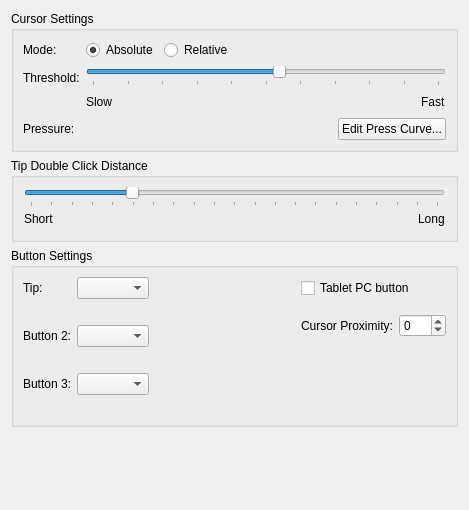
Before: the Qt Designer form src/kcmodule/penwidget.ui in KDE/wacomtablet, drawn with Qt 5.
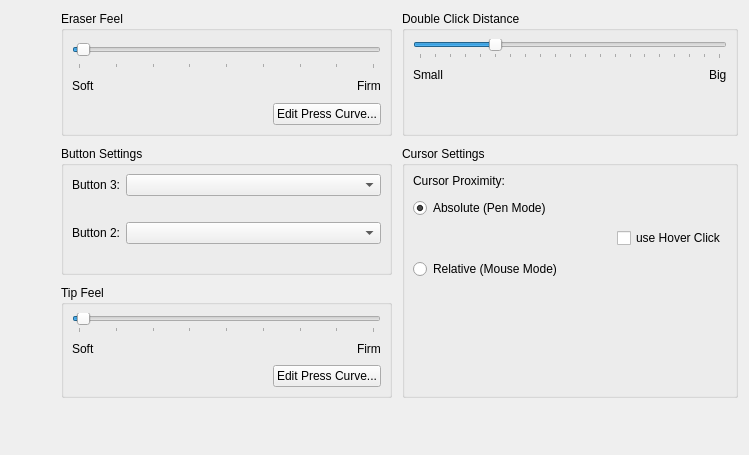
After: the same form once the commit is applied. Custom widgets are drawn as their Qt base class.

Commit message: combine stylus and eraser page into one pen page

```diff
--- a/src/kcmodule/penwidget.ui
+++ b/src/kcmodule/penwidget.ui
@@ -6,8 +6,8 @@
    <rect>
     <x>0</x>
     <y>0</y>
-    <width>468</width>
-    <height>510</height>
+    <width>749</width>
+    <height>455</height>
    </rect>
   </property>
   <property name="windowTitle">
@@ -16,71 +16,95 @@
   <property name="locale">
    <locale language="English" country="UnitedKingdom"/>
   </property>
-  <layout class="QVBoxLayout" name="verticalLayout_4">
+  <layout class="QVBoxLayout" name="verticalLayout_6">
    <item>
-    <widget class="QGroupBox" name="groupBox_Cursor">
-     <property name="title">
-      <string>Cursor Settings</string>
+    <layout class="QGridLayout" name="gridLayout_2">
+     <property name="spacing">
+      <number>10</number>
      </property>
-     <layout class="QFormLayout" name="formLayout">
-      <property name="fieldGrowthPolicy">
-       <enum>QFormLayout::ExpandingFieldsGrow</enum>
-      </property>
-      <item row="0" column="0">
-       <widget class="QLabel" name="labelCursorMode">
-        <property name="text">
-         <string comment="Toggle between absolute/relative penmode">Mode:</string>
-        </property>
-        <property name="buddy">
-         <cstring>radioButton_Absolute</cstring>
-        </property>
-       </widget>
-      </item>
-      <item row="0" column="1">
-       <layout class="QHBoxLayout" name="horizontalLayout_3">
+     <item row="0" column="0" rowspan="3">
+      <layout class="QVBoxLayout" name="verticalLayout_8">
+       <property name="spacing">
+        <number>-1</number>
+       </property>
+       <item>
+        <spacer name="verticalSpacer_5">
+         <property name="orientation">
+          <enum>Qt::Vertical</enum>
+         </property>
+         <property name="sizeType">
+          <enum>QSizePolicy::Fixed</enum>
+         </property>
+         <property name="sizeHint" stdset="0">
+          <size>
+           <width>20</width>
+           <height>20</height>
+          </size>
+         </property>
+        </spacer>
+       </item>
         <item>
-         <widget class="QRadioButton" name="radioButton_Absolute">
-          <property name="toolTip">
-           <string>The mouse cursor will move exactly to the position on the tablet.</string>
-          </property>
-          <property name="text">
-           <string comment="absolute pen movement (pen mode)">Absolute</string>
-          </property>
-          <property name="checked">
-           <bool>true</bool>
-          </property>
+        <widget class="QLabel" name="penLabel">
+         <property name="sizePolicy">
+          <sizepolicy hsizetype="Fixed" vsizetype="Fixed">
+           <horstretch>0</horstretch>
+           <verstretch>0</verstretch>
+          </sizepolicy>
+         </property>
+         <property name="minimumSize">
+          <size>
+           <width>40</width>
+           <height>300</height>
+          </size>
+         </property>
+         <property name="frameShape">
+          <enum>QFrame::NoFrame</enum>
+         </property>
+         <property name="text">
+          <string/>
+         </property>
          </widget>
         </item>
         <item>
-         <widget class="QRadioButton" name="radioButton_Relative">
-          <property name="toolTip">
-           <string>The mouse cursor can be moved freely. The tablet working space does not represent the screen space
- The speed of the mouse is the same as specified for any other mouse pointer. This can be changed in the mouse setting section</string>
-          </property>
-          <property name="text">
-           <string comment="relative pen movement (mouse mode)">Relative</string>
-          </property>
-         </widget>
+        <spacer name="verticalSpacer_3">
+         <property name="orientation">
+          <enum>Qt::Vertical</enum>
+         </property>
+         <property name="sizeHint" stdset="0">
+          <size>
+           <width>20</width>
+           <height>40</height>
+          </size>
+         </property>
+        </spacer>
         </item>
        </layout>
       </item>
-      <item row="2" column="0">
-       <widget class="QLabel" name="label">
-        <property name="text">
-         <string>Threshold:</string>
-        </property>
-        <property name="buddy">
-         <cstring>thresholdSlider</cstring>
+     <item row="0" column="1">
+      <widget class="QGroupBox" name="eraserBox">
+       <property name="title">
+        <string>Eraser Feel</string>
+       </property>
+       <layout class="QVBoxLayout" name="verticalLayout_2">
+        <property name="spacing">
+         <number>2</number>
         </property>
-       </widget>
-      </item>
-      <item row="2" column="1">
+        <property name="margin">
+         <number>8</number>
+        </property>
+        <item>
        <layout class="QVBoxLayout" name="verticalLayout_3">
         <item>
-         <widget class="QSlider" name="thresholdSlider">
+           <widget class="QSlider" name="eraserSlider">
+            <property name="sizePolicy">
+             <sizepolicy hsizetype="Expanding" vsizetype="Preferred">
+              <horstretch>0</horstretch>
+              <verstretch>0</verstretch>
+             </sizepolicy>
+            </property>
           <property name="minimumSize">
            <size>
-            <width>250</width>
+              <width>0</width>
             <height>0</height>
            </size>
           </property>
@@ -93,7 +117,10 @@
            <number>0</number>
           </property>
           <property name="maximum">
-           <number>50</number>
+             <number>2000</number>
+            </property>
+            <property name="singleStep">
+             <number>20</number>
           </property>
           <property name="value">
            <number>27</number>
@@ -105,7 +132,7 @@
            <enum>QSlider::TicksBelow</enum>
           </property>
           <property name="tickInterval">
-           <number>5</number>
+             <number>250</number>
           </property>
          </widget>
         </item>
@@ -114,7 +141,7 @@
           <item>
            <widget class="QLabel" name="labelSlow_2">
             <property name="text">
-             <string comment="slow movement of the cursor (minimal value)">Slow</string>
+               <string comment="slow movement of the cursor (minimal value)">Soft</string>
             </property>
             <property name="buddy">
              <cstring>thresholdSlider</cstring>
@@ -140,7 +167,7 @@
           <item>
            <widget class="QLabel" name="labelFast_2">
             <property name="text">
-             <string comment="fast movement of the cursor (maximal value)">Fast</string>
+               <string comment="fast movement of the cursor (maximal value)">Firm</string>
             </property>
             <property name="buddy">
              <cstring>thresholdSlider</cstring>
@@ -151,27 +178,10 @@
         </item>
        </layout>
       </item>
-      <item row="3" column="0">
-       <widget class="QLabel" name="labelPressure">
-        <property name="text">
-         <string>Pressure:</string>
-        </property>
-        <property name="buddy">
-         <cstring>pressureButton</cstring>
-        </property>
-       </widget>
-      </item>
-      <item row="3" column="1">
-       <layout class="QHBoxLayout" name="horizontalLayout_6">
         <item>
-         <widget class="QLabel" name="pressureValue">
-          <property name="text">
-           <string/>
-          </property>
-         </widget>
-        </item>
+         <layout class="QHBoxLayout" name="horizontalLayout_2">
         <item>
-         <spacer name="horizontalSpacer_3">
+           <spacer name="horizontalSpacer_2">
           <property name="orientation">
            <enum>Qt::Horizontal</enum>
           </property>
@@ -184,7 +194,7 @@
          </spacer>
         </item>
         <item>
-         <widget class="QPushButton" name="pressureButton">
+           <widget class="QPushButton" name="eraserPressureButton">
           <property name="toolTip">
            <string>Defines the pressure sensitivity with a bezier curve</string>
           </property>
@@ -198,8 +208,8 @@
      </layout>
     </widget>
    </item>
-   <item>
-    <widget class="QGroupBox" name="groupBox_TipClick">
+     <item row="0" column="2">
+      <widget class="QGroupBox" name="DblClickBox">
      <property name="sizePolicy">
       <sizepolicy hsizetype="Expanding" vsizetype="Fixed">
        <horstretch>0</horstretch>
@@ -207,20 +217,11 @@
       </sizepolicy>
      </property>
      <property name="title">
-      <string>Tip Double Click Distance</string>
+        <string>Double Click Distance</string>
      </property>
      <layout class="QVBoxLayout" name="verticalLayout">
-      <property name="spacing">
-       <number>2</number>
-      </property>
-      <property name="leftMargin">
-       <number>10</number>
-      </property>
-      <property name="rightMargin">
-       <number>10</number>
-      </property>
-      <property name="bottomMargin">
-       <number>10</number>
+        <property name="margin">
+         <number>8</number>
       </property>
       <item>
        <widget class="QSlider" name="clickSlider">
@@ -264,7 +265,7 @@
         <item>
          <widget class="QLabel" name="labelClickDistOff">
           <property name="text">
-           <string comment="doubleclick with the tip disabled">Short</string>
+             <string comment="doubleclick with the tip disabled">Small</string>
           </property>
           <property name="buddy">
            <cstring>clickSlider</cstring>
@@ -290,7 +291,7 @@
         <item>
          <widget class="QLabel" name="labelClickDistLarge">
           <property name="text">
-           <string comment="large distance between two tip clicks to still count is as double click">Long</string>
+             <string comment="large distance between two tip clicks to still count is as double click">Big</string>
           </property>
           <property name="buddy">
            <cstring>clickSlider</cstring>
@@ -298,124 +299,33 @@
          </widget>
         </item>
        </layout>
-      </item>
-     </layout>
-    </widget>
    </item>
    <item>
+         <spacer name="verticalSpacer_2">
+          <property name="orientation">
+           <enum>Qt::Vertical</enum>
+          </property>
+          <property name="sizeHint" stdset="0">
+           <size>
+            <width>20</width>
+            <height>40</height>
+           </size>
+          </property>
+         </spacer>
+        </item>
+       </layout>
+      </widget>
+     </item>
+     <item row="1" column="1">
     <widget class="QGroupBox" name="buttonGroupBox">
      <property name="title">
       <string>Button Settings</string>
      </property>
-     <layout class="QGridLayout" name="gridLayout">
+       <layout class="QFormLayout" name="formLayout_3">
+        <property name="margin">
+         <number>8</number>
+        </property>
       <item row="0" column="0">
-       <widget class="QLabel" name="labelButtonTip">
-        <property name="text">
-         <string>Tip:</string>
-        </property>
-        <property name="buddy">
-         <cstring>button1ComboBox</cstring>
-        </property>
-       </widget>
-      </item>
-      <item row="0" column="1">
-       <widget class="KComboBox" name="button1ComboBox">
-        <property name="toolTip">
-         <string>Action defined by the stylus tip</string>
-        </property>
-        <property name="maxVisibleItems">
-         <number>20</number>
-        </property>
-       </widget>
-      </item>
-      <item row="0" column="3" colspan="2">
-       <widget class="QCheckBox" name="tabletPCButtonCheckBox">
-        <property name="toolTip">
-         <string>If on, the stylus must be in contact with the screen for a stylus side button to work. 
-If off, stylus buttons will work once the stylus is in proximity of the tablet (regardless of whether it is touching the screen)</string>
-        </property>
-        <property name="text">
-         <string>Tablet PC button</string>
-        </property>
-       </widget>
-      </item>
-      <item row="1" column="1">
-       <widget class="QLabel" name="button1ActionLabel">
-        <property name="text">
-         <string/>
-        </property>
-       </widget>
-      </item>
-      <item row="1" column="3" rowspan="2">
-       <widget class="QLabel" name="label_2">
-        <property name="toolTip">
-         <string>Minimum motion before sending a scroll gesture (default is 20).</string>
-        </property>
-        <property name="text">
-         <string>Cursor Proximity:</string>
-        </property>
-        <property name="buddy">
-         <cstring>cursorProximityBox</cstring>
-        </property>
-       </widget>
-      </item>
-      <item row="1" column="4" rowspan="2">
-       <widget class="KIntSpinBox" name="cursorProximityBox">
-        <property name="toolTip">
-         <string>Sets cursor distance for proximity-out in distance from the tablet.  (default is 10 for Intuos series, 42 for Graphire series).</string>
-        </property>
-        <property name="minimum">
-         <number>-1</number>
-        </property>
-        <property name="maximum">
-         <number>200</number>
-        </property>
-       </widget>
-      </item>
-      <item row="2" column="0">
-       <widget class="QLabel" name="labelButton2">
-        <property name="text">
-         <string>Button 2:</string>
-        </property>
-        <property name="buddy">
-         <cstring>button2ComboBox</cstring>
-        </property>
-       </widget>
-      </item>
-      <item row="2" column="1">
-       <widget class="KComboBox" name="button2ComboBox">
-        <property name="toolTip">
-         <string>Action defined by the 2nd stylus button</string>
-        </property>
-        <property name="maxVisibleItems">
-         <number>20</number>
-        </property>
-       </widget>
-      </item>
-      <item row="2" column="2">
-       <spacer name="horizontalSpacer_2">
-        <property name="orientation">
-         <enum>Qt::Horizontal</enum>
-        </property>
-        <property name="sizeType">
-         <enum>QSizePolicy::MinimumExpanding</enum>
-        </property>
-        <property name="sizeHint" stdset="0">
-         <size>
-          <width>146</width>
-          <height>20</height>
-         </size>
-        </property>
-       </spacer>
-      </item>
-      <item row="3" column="1">
-       <widget class="QLabel" name="button2ActionLabel">
-        <property name="text">
-         <string/>
-        </property>
-       </widget>
-      </item>
-      <item row="4" column="0">
        <widget class="QLabel" name="labelButton3">
         <property name="text">
          <string>Button 3:</string>
@@ -425,7 +335,7 @@
         </property>
        </widget>
       </item>
-      <item row="4" column="1">
+        <item row="0" column="1">
        <widget class="KComboBox" name="button3ComboBox">
         <property name="toolTip">
          <string>Action defined by the 3rd stylus button</string>
@@ -435,25 +345,287 @@
         </property>
        </widget>
       </item>
-      <item row="5" column="1">
+        <item row="1" column="1">
        <widget class="QLabel" name="button3ActionLabel">
         <property name="text">
          <string/>
         </property>
        </widget>
       </item>
+        <item row="2" column="0">
+         <widget class="QLabel" name="labelButton2">
+          <property name="text">
+           <string>Button 2:</string>
+          </property>
+          <property name="buddy">
+           <cstring>button2ComboBox</cstring>
+          </property>
+         </widget>
+        </item>
+        <item row="2" column="1">
+         <widget class="KComboBox" name="button2ComboBox">
+          <property name="toolTip">
+           <string>Action defined by the 2nd stylus button</string>
+          </property>
+          <property name="maxVisibleItems">
+           <number>20</number>
+          </property>
+         </widget>
+        </item>
+        <item row="3" column="1">
+         <widget class="QLabel" name="button2ActionLabel">
+          <property name="text">
+           <string/>
+          </property>
+         </widget>
+        </item>
      </layout>
     </widget>
    </item>
+     <item row="1" column="2" rowspan="2">
+      <widget class="QGroupBox" name="groupBox_Cursor">
+       <property name="title">
+        <string>Cursor Settings</string>
+       </property>
+       <layout class="QGridLayout" name="gridLayout">
+        <property name="horizontalSpacing">
+         <number>-1</number>
+        </property>
+        <property name="verticalSpacing">
+         <number>10</number>
+        </property>
+        <property name="margin">
+         <number>8</number>
+        </property>
+        <item row="1" column="0" colspan="2">
+         <widget class="QRadioButton" name="radioButton_Absolute">
+          <property name="toolTip">
+           <string>The mouse cursor will move exactly to the position on the tablet.</string>
+          </property>
+          <property name="text">
+           <string comment="absolute pen movement (pen mode)">Absolute (Pen Mode)</string>
+          </property>
+          <property name="checked">
+           <bool>true</bool>
+          </property>
+         </widget>
+        </item>
+        <item row="2" column="0">
+         <spacer name="horizontalSpacer_3">
+          <property name="orientation">
+           <enum>Qt::Horizontal</enum>
+          </property>
+          <property name="sizeHint" stdset="0">
+           <size>
+            <width>198</width>
+            <height>21</height>
+           </size>
+          </property>
+         </spacer>
+        </item>
+        <item row="4" column="0" colspan="2">
+         <widget class="QRadioButton" name="radioButton_Relative">
+          <property name="toolTip">
+           <string>The mouse cursor can be moved freely. The tablet working space does not represent the screen space
+ The speed of the mouse is the same as specified for any other mouse pointer. This can be changed in the mouse setting section</string>
+          </property>
+          <property name="text">
+           <string comment="relative pen movement (mouse mode)">Relative (Mouse Mode)</string>
+          </property>
+         </widget>
+        </item>
+        <item row="5" column="0">
+         <spacer name="horizontalSpacer_6">
+          <property name="orientation">
+           <enum>Qt::Horizontal</enum>
+          </property>
+          <property name="sizeHint" stdset="0">
+           <size>
+            <width>198</width>
+            <height>21</height>
+           </size>
+          </property>
+         </spacer>
+        </item>
+        <item row="2" column="1">
+         <widget class="QCheckBox" name="tpcCheckBox">
+          <property name="toolTip">
+           <string>If enabled pressing a button is recognized when the pen is above the tablet. If disabled the click and tap function is active</string>
+          </property>
+          <property name="text">
+           <string>use Hover Click</string>
+          </property>
+         </widget>
+        </item>
+        <item row="0" column="0">
+         <widget class="QLabel" name="label">
+          <property name="text">
+           <string>Cursor Proximity:</string>
+          </property>
+          <property name="buddy">
+           <cstring>cursorProxInput</cstring>
+          </property>
+         </widget>
+        </item>
+        <item row="0" column="1">
+         <widget class="KIntNumInput" name="cursorProxInput">
+          <property name="toolTip">
+           <string>Sets cursor distance for proximity-out in distance from the tablet.</string>
+          </property>
+         </widget>
+        </item>
+        <item row="6" column="0">
+         <spacer name="verticalSpacer_4">
+          <property name="orientation">
+           <enum>Qt::Vertical</enum>
+          </property>
+          <property name="sizeHint" stdset="0">
+           <size>
+            <width>20</width>
+            <height>40</height>
+           </size>
+          </property>
+         </spacer>
+        </item>
+       </layout>
+      </widget>
+     </item>
+     <item row="2" column="1">
+      <widget class="QGroupBox" name="groupBox_2">
+       <property name="title">
+        <string>Tip Feel</string>
+       </property>
+       <layout class="QVBoxLayout" name="verticalLayout_4">
+        <property name="margin">
+         <number>8</number>
+        </property>
    <item>
-    <spacer name="verticalSpacer_2">
+         <layout class="QVBoxLayout" name="verticalLayout_5">
+          <item>
+           <widget class="QSlider" name="tipSlider">
+            <property name="sizePolicy">
+             <sizepolicy hsizetype="Expanding" vsizetype="Preferred">
+              <horstretch>0</horstretch>
+              <verstretch>0</verstretch>
+             </sizepolicy>
+            </property>
+            <property name="minimumSize">
+             <size>
+              <width>0</width>
+              <height>0</height>
+             </size>
+            </property>
+            <property name="toolTip">
+             <string>Set the minimum pressure necessary to generate a Button event for the stylus/tip, eraser, or touch.
+ The pressure levels of all tablets are normalized to 2048 levels irregardless of the actual hardware supported levels. 
+This parameter is independent of the PressureCurve parameter.</string>
+            </property>
+            <property name="minimum">
+             <number>0</number>
+            </property>
+            <property name="maximum">
+             <number>2000</number>
+            </property>
+            <property name="singleStep">
+             <number>20</number>
+            </property>
+            <property name="value">
+             <number>27</number>
+            </property>
      <property name="orientation">
+             <enum>Qt::Horizontal</enum>
+            </property>
+            <property name="tickPosition">
+             <enum>QSlider::TicksBelow</enum>
+            </property>
+            <property name="tickInterval">
+             <number>250</number>
+            </property>
+           </widget>
+          </item>
+          <item>
+           <layout class="QHBoxLayout" name="horizontalLayout_5">
+            <item>
+             <widget class="QLabel" name="labelSlow_3">
+              <property name="text">
+               <string comment="slow movement of the cursor (minimal value)">Soft</string>
+              </property>
+              <property name="buddy">
+               <cstring>tipSlider</cstring>
+              </property>
+             </widget>
+            </item>
+            <item>
+             <spacer name="horizontalSpacer_5">
+              <property name="orientation">
+               <enum>Qt::Horizontal</enum>
+              </property>
+              <property name="sizeType">
+               <enum>QSizePolicy::MinimumExpanding</enum>
+              </property>
+              <property name="sizeHint" stdset="0">
+               <size>
+                <width>40</width>
+                <height>20</height>
+               </size>
+              </property>
+             </spacer>
+            </item>
+            <item>
+             <widget class="QLabel" name="labelFast_3">
+              <property name="text">
+               <string comment="fast movement of the cursor (maximal value)">Firm</string>
+              </property>
+              <property name="buddy">
+               <cstring>tipSlider</cstring>
+              </property>
+             </widget>
+            </item>
+           </layout>
+          </item>
+         </layout>
+        </item>
+        <item>
+         <layout class="QHBoxLayout" name="horizontalLayout_6">
+          <item>
+           <spacer name="horizontalSpacer_7">
+            <property name="orientation">
+             <enum>Qt::Horizontal</enum>
+            </property>
+            <property name="sizeHint" stdset="0">
+             <size>
+              <width>40</width>
+              <height>20</height>
+             </size>
+            </property>
+           </spacer>
+          </item>
+          <item>
+           <widget class="QPushButton" name="tipPressureButton">
+            <property name="toolTip">
+             <string>Defines the pressure sensitivity with a bezier curve</string>
+            </property>
+            <property name="text">
+             <string>Edit Press Curve...</string>
+            </property>
+           </widget>
+          </item>
+         </layout>
+        </item>
+       </layout>
+      </widget>
+     </item>
+    </layout>
+   </item>
+   <item>
+    <spacer name="verticalSpacer">
+     <property name="orientation">
       <enum>Qt::Vertical</enum>
      </property>
      <property name="sizeHint" stdset="0">
       <size>
        <width>20</width>
-       <height>28</height>
+       <height>11</height>
       </size>
      </property>
     </spacer>
@@ -461,16 +633,16 @@
   </layout>
  </widget>
  <customwidgets>
-  <customwidget>
-   <class>KIntSpinBox</class>
-   <extends>QSpinBox</extends>
-   <header>knuminput.h</header>
-  </customwidget>
   <customwidget>
    <class>KComboBox</class>
    <extends>QComboBox</extends>
    <header>kcombobox.h</header>
   </customwidget>
+  <customwidget>
+   <class>KIntNumInput</class>
+   <extends>QWidget</extends>
+   <header>knuminput.h</header>
+  </customwidget>
  </customwidgets>
  <tabstops>
   <tabstop>radioButton_Absolute</tabstop>
```
Left out of the diff: 186 changed lines with no effect on the pictures. Lines whose indentation alone changed are shown as unchanged. The commit also changes 8 other files.
